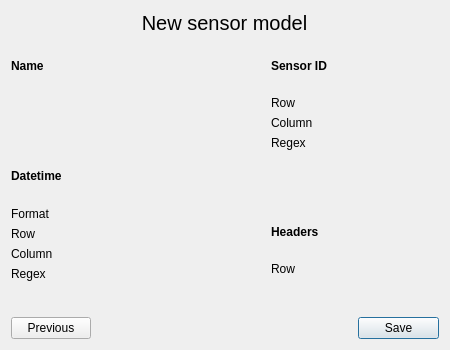
Before: the Qt Designer form gui/designer/new_sensor_model_final.ui in jacob-kamminga/AI-Sensus, drawn with Qt 5.
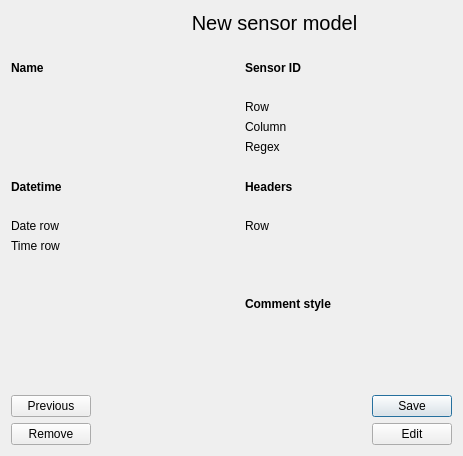
After: the same form once the commit is applied.

Commit message: Fix undefined constants error Add test file prompt when adding a new sensor model

Patch:
```diff
--- a/gui/designer/new_sensor_model_final.ui
+++ b/gui/designer/new_sensor_model_final.ui
@@ -6,25 +6,15 @@
    <rect>
     <x>0</x>
     <y>0</y>
-    <width>450</width>
-    <height>350</height>
+    <width>463</width>
+    <height>456</height>
    </rect>
   </property>
   <property name="windowTitle">
    <string>Add sensor model</string>
   </property>
-  <layout class="QGridLayout" name="gridLayout">
-   <item row="2" column="0" colspan="2">
-    <widget class="QLabel" name="label_name">
-     <property name="text">
-      <string/>
-     </property>
-     <property name="alignment">
-      <set>Qt::AlignLeading|Qt::AlignLeft|Qt::AlignTop</set>
-     </property>
-    </widget>
-   </item>
-   <item row="0" column="1" colspan="3">
+  <layout class="QGridLayout" name="gridLayout_2">
+   <item row="0" column="1" colspan="2">
     <widget class="QLabel" name="label_title">
      <property name="sizePolicy">
       <sizepolicy hsizetype="Preferred" vsizetype="Fixed">
@@ -45,66 +35,27 @@
      </property>
     </widget>
    </item>
-   <item row="4" column="3">
-    <widget class="QLabel" name="label_headers_label">
-     <property name="font">
-      <font>
-       <weight>75</weight>
-       <bold>true</bold>
-      </font>
-     </property>
-     <property name="text">
-      <string>Headers</string>
-     </property>
-    </widget>
-   </item>
-   <item row="6" column="4">
+   <item row="2" column="2">
     <widget class="QPushButton" name="pushButton_save">
+     <property name="sizePolicy">
+      <sizepolicy hsizetype="Fixed" vsizetype="Fixed">
+       <horstretch>0</horstretch>
+       <verstretch>0</verstretch>
+      </sizepolicy>
+     </property>
      <property name="text">
       <string>Save</string>
      </property>
     </widget>
    </item>
-   <item row="1" column="3">
-    <widget class="QLabel" name="label_id_label">
-     <property name="font">
-      <font>
-       <weight>75</weight>
-       <bold>true</bold>
-      </font>
-     </property>
+   <item row="3" column="2">
+    <widget class="QPushButton" name="pushButton_edit">
      <property name="text">
-      <string>Sensor ID</string>
+      <string>Edit</string>
      </property>
     </widget>
    </item>
-   <item row="3" column="0">
-    <widget class="QLabel" name="label_datetime_label">
-     <property name="font">
-      <font>
-       <weight>75</weight>
-       <bold>true</bold>
-      </font>
-     </property>
-     <property name="text">
-      <string>Datetime</string>
-     </property>
-    </widget>
-   </item>
-   <item row="1" column="0" colspan="2">
-    <widget class="QLabel" name="label_name_label">
-     <property name="font">
-      <font>
-       <weight>75</weight>
-       <bold>true</bold>
-      </font>
-     </property>
-     <property name="text">
-      <string>Name</string>
-     </property>
-    </widget>
-   </item>
-   <item row="6" column="0">
+   <item row="2" column="0">
     <widget class="QPushButton" name="pushButton_previous">
      <property name="sizePolicy">
       <sizepolicy hsizetype="Fixed" vsizetype="Fixed">
@@ -117,17 +68,10 @@
      </property>
     </widget>
    </item>
-   <item row="2" column="3" rowspan="2" colspan="2">
-    <layout class="QFormLayout" name="formLayout_2">
-     <item row="0" column="0">
-      <widget class="QLabel" name="label_id_row_label">
-       <property name="text">
-        <string>Row</string>
-       </property>
-      </widget>
-     </item>
-     <item row="0" column="1">
-      <widget class="QLabel" name="label_id_row">
+   <item row="1" column="0" colspan="3">
+    <layout class="QGridLayout" name="gridLayout">
+     <item row="4" column="2">
+      <widget class="QLabel" name="label_comment_style_label">
        <property name="font">
         <font>
          <weight>75</weight>
@@ -135,22 +79,12 @@
         </font>
        </property>
        <property name="text">
-        <string/>
+        <string>Comment style</string>
        </property>
-       <property name="alignment">
-        <set>Qt::AlignRight|Qt::AlignTrailing|Qt::AlignVCenter</set>
-       </property>
       </widget>
      </item>
-     <item row="1" column="0">
-      <widget class="QLabel" name="label_id_column_label">
-       <property name="text">
-        <string>Column</string>
-       </property>
-      </widget>
-     </item>
-     <item row="1" column="1">
-      <widget class="QLabel" name="label_id_column">
+     <item row="0" column="0">
+      <widget class="QLabel" name="label_name_label">
        <property name="font">
         <font>
          <weight>75</weight>
@@ -158,22 +92,12 @@
         </font>
        </property>
        <property name="text">
-        <string/>
+        <string>Name</string>
        </property>
-       <property name="alignment">
-        <set>Qt::AlignRight|Qt::AlignTrailing|Qt::AlignVCenter</set>
-       </property>
       </widget>
      </item>
-     <item row="2" column="0">
-      <widget class="QLabel" name="label_id_regex_label">
-       <property name="text">
-        <string>Regex</string>
-       </property>
-      </widget>
-     </item>
-     <item row="2" column="1">
-      <widget class="QLabel" name="label_id_regex">
+     <item row="2" column="2">
+      <widget class="QLabel" name="label_headers_label">
        <property name="font">
         <font>
          <weight>75</weight>
@@ -181,26 +105,22 @@
         </font>
        </property>
        <property name="text">
-        <string/>
+        <string>Headers</string>
        </property>
-       <property name="alignment">
-        <set>Qt::AlignRight|Qt::AlignTrailing|Qt::AlignVCenter</set>
-       </property>
       </widget>
      </item>
-    </layout>
-   </item>
-   <item row="5" column="3" colspan="2">
-    <layout class="QFormLayout" name="formLayout_3">
-     <item row="0" column="0">
-      <widget class="QLabel" name="label_headers_row_label">
+     <item row="1" column="0">
+      <widget class="QLabel" name="label_name">
        <property name="text">
-        <string>Row</string>
+        <string/>
        </property>
+       <property name="alignment">
+        <set>Qt::AlignLeading|Qt::AlignLeft|Qt::AlignTop</set>
+       </property>
       </widget>
      </item>
-     <item row="0" column="1">
-      <widget class="QLabel" name="label_headers_row">
+     <item row="0" column="2">
+      <widget class="QLabel" name="label_id_label">
        <property name="font">
         <font>
          <weight>75</weight>
@@ -208,26 +128,12 @@
         </font>
        </property>
        <property name="text">
-        <string/>
+        <string>Sensor ID</string>
        </property>
-       <property name="alignment">
-        <set>Qt::AlignRight|Qt::AlignTrailing|Qt::AlignVCenter</set>
-       </property>
       </widget>
      </item>
-    </layout>
-   </item>
-   <item row="4" column="0" rowspan="2" colspan="2">
-    <layout class="QFormLayout" name="formLayout">
-     <item row="0" column="0">
-      <widget class="QLabel" name="label_datetime_format_label">
-       <property name="text">
-        <string>Format</string>
-       </property>
-      </widget>
-     </item>
-     <item row="0" column="1">
-      <widget class="QLabel" name="label_datetime_format">
+     <item row="2" column="0">
+      <widget class="QLabel" name="label_date_label">
        <property name="font">
         <font>
          <weight>75</weight>
@@ -235,99 +141,194 @@
         </font>
        </property>
        <property name="text">
-        <string/>
+        <string>Datetime</string>
        </property>
-       <property name="alignment">
-        <set>Qt::AlignRight|Qt::AlignTrailing|Qt::AlignVCenter</set>
-       </property>
       </widget>
      </item>
-     <item row="1" column="0">
-      <widget class="QLabel" name="label_datetime_row_label">
+     <item row="5" column="2">
+      <widget class="QLabel" name="label_comment_style">
        <property name="text">
-        <string>Row</string>
-       </property>
-      </widget>
-     </item>
-     <item row="1" column="1">
-      <widget class="QLabel" name="label_datetime_row">
-       <property name="font">
-        <font>
-         <weight>75</weight>
-         <bold>true</bold>
-        </font>
-       </property>
-       <property name="text">
         <string/>
        </property>
        <property name="alignment">
-        <set>Qt::AlignRight|Qt::AlignTrailing|Qt::AlignVCenter</set>
+        <set>Qt::AlignLeading|Qt::AlignLeft|Qt::AlignTop</set>
        </property>
       </widget>
      </item>
-     <item row="2" column="0">
-      <widget class="QLabel" name="label_datetime_column_label">
-       <property name="text">
-        <string>Column</string>
-       </property>
-      </widget>
+     <item row="3" column="2">
+      <layout class="QFormLayout" name="formLayout_3">
+       <item row="0" column="1">
+        <widget class="QLabel" name="label_headers_row">
+         <property name="font">
+          <font>
+           <weight>75</weight>
+           <bold>true</bold>
+          </font>
+         </property>
+         <property name="text">
+          <string/>
+         </property>
+         <property name="alignment">
+          <set>Qt::AlignRight|Qt::AlignTrailing|Qt::AlignVCenter</set>
+         </property>
+        </widget>
+       </item>
+       <item row="0" column="0">
+        <widget class="QLabel" name="label_headers_row_label">
+         <property name="text">
+          <string>Row</string>
+         </property>
+        </widget>
+       </item>
+      </layout>
      </item>
-     <item row="2" column="1">
-      <widget class="QLabel" name="label_datetime_column">
-       <property name="font">
-        <font>
-         <weight>75</weight>
-         <bold>true</bold>
-        </font>
+     <item row="1" column="2">
+      <layout class="QFormLayout" name="formLayout_4">
+       <item row="0" column="0">
+        <widget class="QLabel" name="label_id_row_label">
+         <property name="text">
+          <string>Row</string>
+         </property>
+        </widget>
+       </item>
+       <item row="0" column="1">
+        <widget class="QLabel" name="label_id_row">
+         <property name="font">
+          <font>
+           <weight>75</weight>
+           <bold>true</bold>
+          </font>
+         </property>
+         <property name="text">
+          <string/>
+         </property>
+         <property name="alignment">
+          <set>Qt::AlignRight|Qt::AlignTrailing|Qt::AlignVCenter</set>
+         </property>
+        </widget>
+       </item>
+       <item row="1" column="0">
+        <widget class="QLabel" name="label_id_column_label">
+         <property name="text">
+          <string>Column</string>
+         </property>
+        </widget>
+       </item>
+       <item row="1" column="1">
+        <widget class="QLabel" name="label_id_column">
+         <property name="font">
+          <font>
+           <weight>75</weight>
+           <bold>true</bold>
+          </font>
+         </property>
+         <property name="text">
+          <string/>
+         </property>
+         <property name="alignment">
+          <set>Qt::AlignRight|Qt::AlignTrailing|Qt::AlignVCenter</set>
+         </property>
+        </widget>
+       </item>
+       <item row="2" column="0">
+        <widget class="QLabel" name="label_id_regex_label">
+         <property name="text">
+          <string>Regex</string>
+         </property>
+        </widget>
+       </item>
+       <item row="2" column="1">
+        <widget class="QLabel" name="label_id_regex">
+         <property name="font">
+          <font>
+           <weight>75</weight>
+           <bold>true</bold>
+          </font>
+         </property>
+         <property name="text">
+          <string/>
+         </property>
+         <property name="alignment">
+          <set>Qt::AlignRight|Qt::AlignTrailing|Qt::AlignVCenter</set>
+         </property>
+        </widget>
+       </item>
+      </layout>
+     </item>
+     <item row="0" column="1">
+      <spacer name="horizontalSpacer">
+       <property name="orientation">
+        <enum>Qt::Horizontal</enum>
        </property>
-       <property name="text">
-        <string/>
+       <property name="sizeType">
+        <enum>QSizePolicy::Fixed</enum>
        </property>
-       <property name="alignment">
-        <set>Qt::AlignRight|Qt::AlignTrailing|Qt::AlignVCenter</set>
+       <property name="sizeHint" stdset="0">
+        <size>
+         <width>20</width>
+         <height>20</height>
+        </size>
        </property>
-      </widget>
+      </spacer>
      </item>
      <item row="3" column="0">
-      <widget class="QLabel" name="label_datetime_regex_label">
-       <property name="text">
-        <string>Regex</string>
-       </property>
-      </widget>
-     </item>
-     <item row="3" column="1">
-      <widget class="QLabel" name="label_datetime_regex">
-       <property name="font">
-        <font>
-         <weight>75</weight>
-         <bold>true</bold>
-        </font>
-       </property>
-       <property name="text">
-        <string/>
-       </property>
-       <property name="alignment">
-        <set>Qt::AlignRight|Qt::AlignTrailing|Qt::AlignVCenter</set>
-       </property>
-      </widget>
+      <layout class="QFormLayout" name="formLayout">
+       <item row="0" column="0">
+        <widget class="QLabel" name="label_date_row_label">
+         <property name="text">
+          <string>Date row</string>
+         </property>
+        </widget>
+       </item>
+       <item row="0" column="1">
+        <widget class="QLabel" name="label_date_row">
+         <property name="font">
+          <font>
+           <weight>75</weight>
+           <bold>true</bold>
+          </font>
+         </property>
+         <property name="text">
+          <string/>
+         </property>
+         <property name="alignment">
+          <set>Qt::AlignRight|Qt::AlignTrailing|Qt::AlignVCenter</set>
+         </property>
+        </widget>
+       </item>
+       <item row="1" column="0">
+        <widget class="QLabel" name="label_time_row_label">
+         <property name="text">
+          <string>Time row</string>
+         </property>
+        </widget>
+       </item>
+       <item row="1" column="1">
+        <widget class="QLabel" name="label_time_row">
+         <property name="font">
+          <font>
+           <weight>75</weight>
+           <bold>true</bold>
+          </font>
+         </property>
+         <property name="text">
+          <string/>
+         </property>
+         <property name="alignment">
+          <set>Qt::AlignRight|Qt::AlignTrailing|Qt::AlignVCenter</set>
+         </property>
+        </widget>
+       </item>
+      </layout>
      </item>
     </layout>
    </item>
-   <item row="4" column="2">
-    <spacer name="horizontalSpacer">
-     <property name="orientation">
-      <enum>Qt::Horizontal</enum>
+   <item row="3" column="0">
+    <widget class="QPushButton" name="pushButton_remove">
+     <property name="text">
+      <string>Remove</string>
      </property>
-     <property name="sizeType">
-      <enum>QSizePolicy::Fixed</enum>
-     </property>
-     <property name="sizeHint" stdset="0">
-      <size>
-       <width>20</width>
-       <height>20</height>
-      </size>
-     </property>
-    </spacer>
+    </widget>
    </item>
   </layout>
  </widget>
```
The commit also changes 11 other files.
